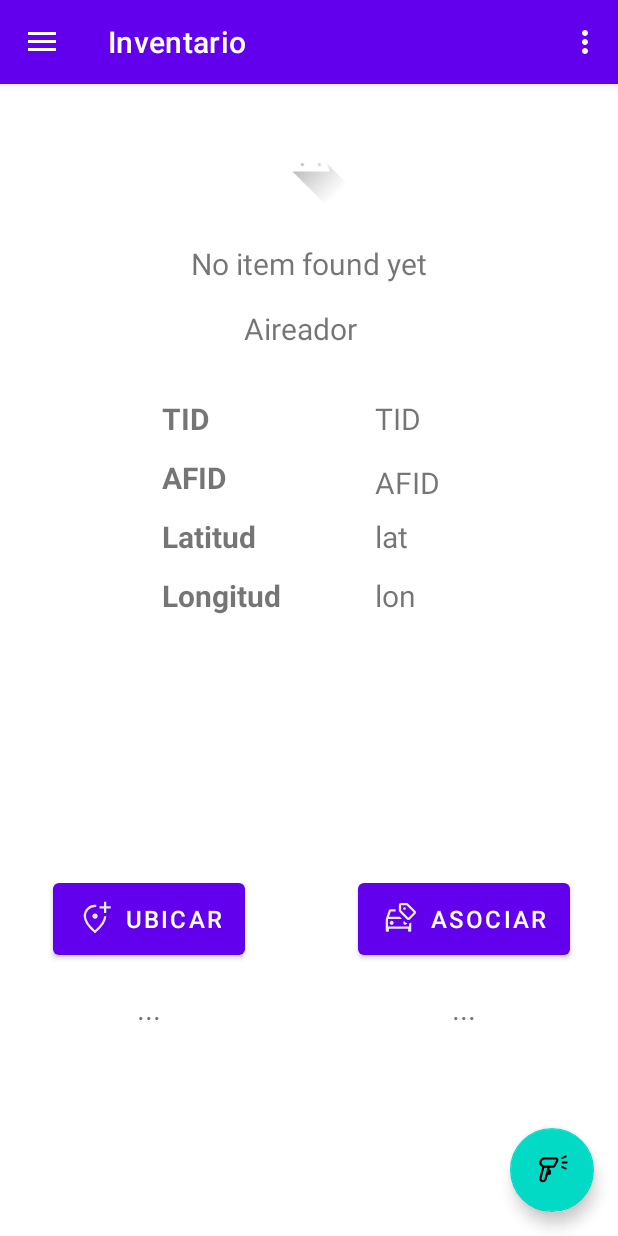
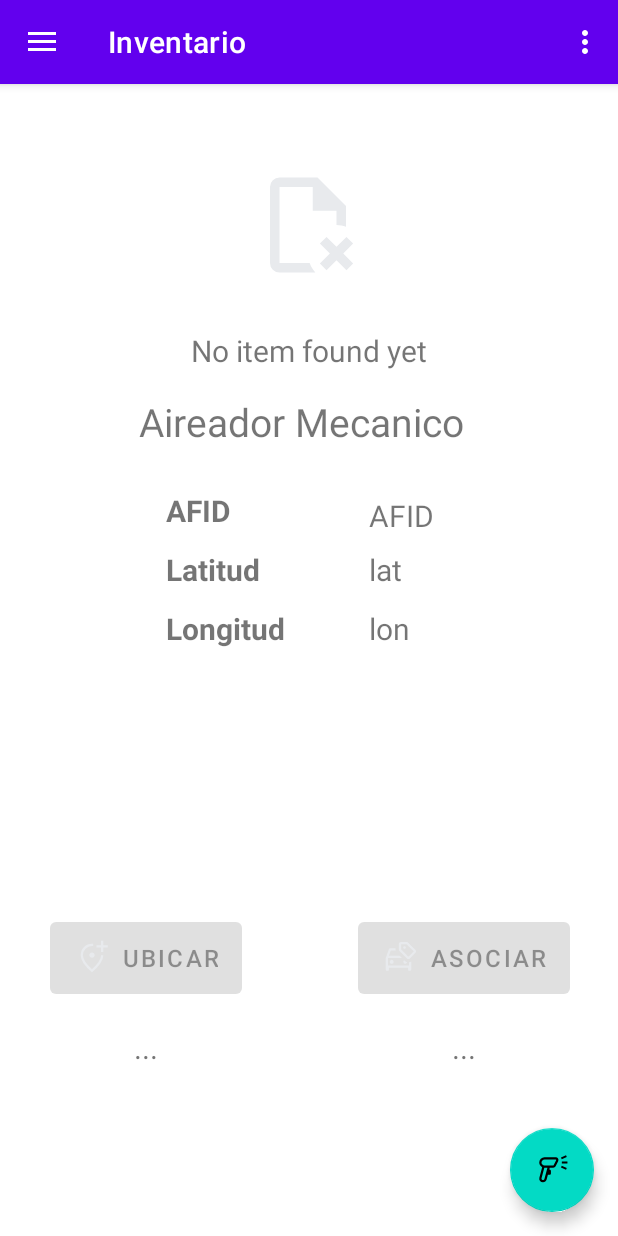
Before and after one commit to Javierlucho/UHF12, an Android app: the screen it shows after launch (MainActivity), on a phone screen of 412 x 824 dp. Run offline under Robolectric (Android 15) with nearby library versions, the phone set to English and light mode, and no system bars; our stand-ins replace ButterKnife, Room's generated code, RxJava, navigation-ui; libraries missing offline, so code that uses them is left out: cn.pda.serialport, com.handheld.uhfr, com.uhf.api; pictures from the network do not load; 3 statements that could not run were skipped.

Commit message:
TIU-17 UI Improvements

```diff
--- /dev/null
+++ b/app/src/main/res/drawable/ic_scan.xml
@@ -0,0 +1,9 @@
+<vector xmlns:android="http://schemas.android.com/apk/res/android"
+    android:width="24dp"
+    android:height="24dp"
+    android:viewportWidth="960"
+    android:viewportHeight="960">
+  <path
+      android:pathData="M240,160v200,-200 640,-9.5 9.5,-640ZM240,880q-33,0 -56.5,-23.5T160,800v-640q0,-33 23.5,-56.5T240,80h320l240,240v174q-19,-7 -39,-10.5t-41,-3.5v-120L520,360v-200L240,160v640h254q8,23 20,43t28,37L240,880ZM636,860 L580,804 664,720 580,636 636,580 720,664 804,580 860,636 777,720 860,804 804,860 720,777 636,860Z"
+      android:fillColor="#e8eaed"/>
+</vector>
--- a/app/src/main/res/layout/fragment_inventory_ipsp.xml
+++ b/app/src/main/res/layout/fragment_inventory_ipsp.xml
@@ -1,6 +1,5 @@
 <?xml version="1.0" encoding="utf-8"?>
-<androidx.constraintlayout.widget.ConstraintLayout
-    xmlns:android="http://schemas.android.com/apk/res/android"
+<androidx.constraintlayout.widget.ConstraintLayout xmlns:android="http://schemas.android.com/apk/res/android"
     xmlns:app="http://schemas.android.com/apk/res-auto"
     xmlns:tools="http://schemas.android.com/tools"
     android:layout_width="match_parent"
@@ -9,56 +8,30 @@
     android:orientation="vertical"
     tools:context=".MainActivity">
 
+
     <ImageView
         android:id="@+id/my_image_view"
-        android:layout_width="76dp"
-        android:layout_height="58dp"
+        android:layout_width="89dp"
+        android:layout_height="76dp"
         android:layout_gravity="center"
-        android:layout_marginTop="24dp"
-        android:src="@drawable/ic_launcher_foreground"
+        android:layout_marginTop="56dp"
+        android:src="@drawable/ic_scan"
         app:layout_constraintEnd_toEndOf="parent"
-        app:layout_constraintHorizontal_bias="0.504"
+        app:layout_constraintHorizontal_bias="0.498"
         app:layout_constraintStart_toStartOf="parent"
         app:layout_constraintTop_toTopOf="parent" />
-
-
-    <TextView
-        android:id="@+id/label_tid"
-        android:layout_width="wrap_content"
-        android:layout_height="wrap_content"
-        android:layout_marginStart="108dp"
-        android:layout_marginTop="32dp"
-        android:layout_marginEnd="43dp"
-        android:text="TID"
-        android:textSize="20sp"
-        android:textStyle="bold"
-        app:layout_constraintEnd_toStartOf="@+id/tv_tid"
-        app:layout_constraintHorizontal_bias="0.0"
-        app:layout_constraintStart_toStartOf="parent"
-        app:layout_constraintTop_toBottomOf="@+id/item_type" />
-
-    <TextView
-        android:id="@+id/tv_tid"
-        android:layout_width="wrap_content"
-        android:layout_height="wrap_content"
-        android:text="TID"
-        android:textSize="20sp"
-        app:layout_constraintBottom_toBottomOf="@+id/label_tid"
-        app:layout_constraintStart_toEndOf="@+id/item_type" />
 
     <TextView
         android:id="@+id/label_afid"
         android:layout_width="wrap_content"
         android:layout_height="wrap_content"
-        android:layout_marginTop="12dp"
-        android:layout_marginEnd="31dp"
+        android:layout_marginTop="24dp"
+        android:layout_marginEnd="92dp"
         android:text="AFID"
         android:textSize="20sp"
         android:textStyle="bold"
         app:layout_constraintEnd_toStartOf="@+id/tv_afid"
-        app:layout_constraintHorizontal_bias="0.0"
-        app:layout_constraintStart_toStartOf="@+id/label_tid"
-        app:layout_constraintTop_toBottomOf="@+id/label_tid" />
+        app:layout_constraintTop_toBottomOf="@+id/item_type" />
 
     <TextView
         android:id="@+id/label_latitud"
@@ -86,33 +59,34 @@
         android:id="@+id/tv_afid"
         android:layout_width="98dp"
         android:layout_height="24dp"
+        android:layout_marginEnd="68dp"
         android:text="AFID"
         android:textSize="20sp"
         app:layout_constraintBottom_toBottomOf="@+id/label_afid"
-        app:layout_constraintStart_toStartOf="@+id/tv_tid" />
+        app:layout_constraintEnd_toEndOf="parent" />
 
     <TextView
-        android:id="@+id/info_message"
+        android:id="@+id/tv_tid"
         android:layout_width="wrap_content"
         android:layout_height="wrap_content"
-        android:layout_marginTop="24dp"
+        android:layout_marginTop="32dp"
         android:text="No item found yet"
         android:textSize="20sp"
         app:layout_constraintEnd_toEndOf="parent"
         app:layout_constraintStart_toStartOf="parent"
         app:layout_constraintTop_toBottomOf="@+id/my_image_view" />
 
+
     <TextView
         android:id="@+id/item_type"
-        android:layout_width="87dp"
-        android:layout_height="28dp"
+        android:layout_width="227dp"
+        android:layout_height="39dp"
         android:layout_marginTop="16dp"
         android:text="Aireador Mecanico"
-        android:textSize="20sp"
+        android:textSize="26sp"
         app:layout_constraintEnd_toEndOf="parent"
         app:layout_constraintStart_toStartOf="parent"
-        app:layout_constraintTop_toBottomOf="@+id/info_message" />
-
+        app:layout_constraintTop_toBottomOf="@+id/tv_tid" />
 
     <Button
         android:id="@+id/button_catalog"
@@ -121,6 +95,7 @@
         android:layout_marginEnd="32dp"
         android:layout_weight="1"
         android:drawableLeft="@drawable/ic_car_tag"
+        android:enabled="false"
         android:minHeight="@dimen/min_height_60dp"
         android:text="@string/select_item"
         android:textSize="@dimen/text_size_18sp"
@@ -177,14 +152,15 @@
         android:id="@+id/button_location"
         android:layout_width="wrap_content"
         android:layout_height="wrap_content"
-        android:layout_marginTop="172dp"
+        android:layout_marginTop="176dp"
         android:layout_weight="1"
         android:drawableLeft="@drawable/ic_add_location"
+        android:enabled="false"
         android:minHeight="@dimen/min_height_60dp"
         android:text="@string/set_location"
         android:textSize="@dimen/text_size_18sp"
         app:layout_constraintEnd_toStartOf="@+id/button_catalog"
-        app:layout_constraintHorizontal_bias="0.32"
+        app:layout_constraintHorizontal_bias="0.302"
         app:layout_constraintStart_toStartOf="parent"
         app:layout_constraintTop_toBottomOf="@+id/tv_lon" />
 
@@ -194,8 +170,8 @@
         android:layout_height="wrap_content"
         android:layout_marginEnd="16dp"
         android:layout_marginBottom="16dp"
-        app:srcCompat="@drawable/ic_barcode"
         app:layout_constraintBottom_toBottomOf="parent"
-        app:layout_constraintEnd_toEndOf="parent"></com.google.android.material.floatingactionbutton.FloatingActionButton>
+        app:layout_constraintEnd_toEndOf="parent"
+        app:srcCompat="@drawable/ic_barcode" />
 
 </androidx.constraintlayout.widget.ConstraintLayout>
```
Also changed, not shown: app/src/main/java/com/pda/uhf_g/ui/fragment/CatalogFragment.java (+9 -1 lines), app/src/main/java/com/pda/uhf_g/ui/fragment/InventoryIPSPFragment.java (+12 -0 lines), app/src/main/java/com/pda/uhf_g/ui/fragment/LocationFragment.java (+10 -1 lines), app/src/main/res/layout/fragment_catalog.xml (+24 -3 lines), app/src/main/res/layout/fragment_location.xml (+15 -0 lines).
